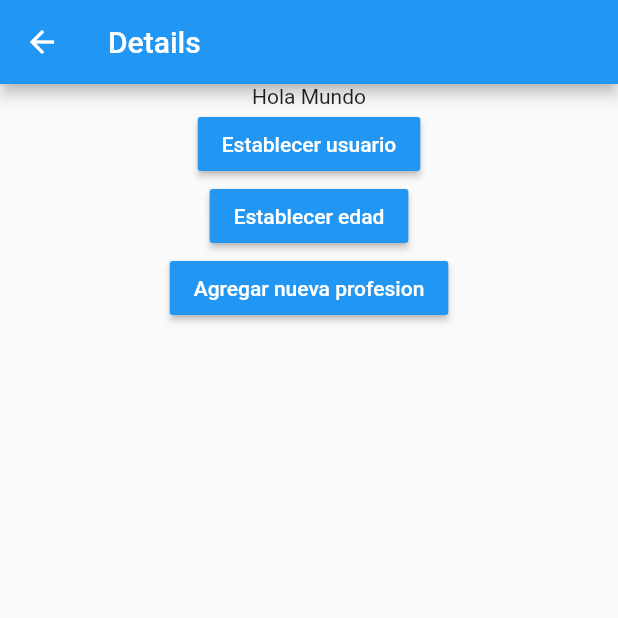
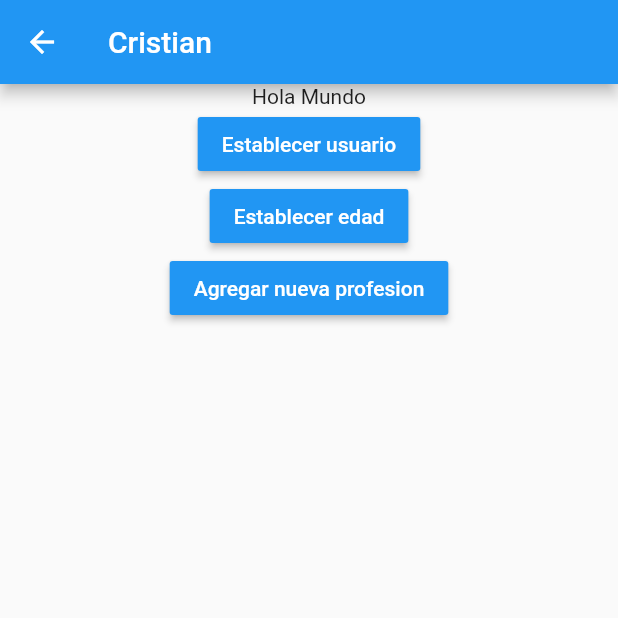
Before and after one commit to CrisRonda/Flutter-Singleton-Bloc-Cubit-Provider, a Flutter app: the DetailsPage screen opened by its route, after a tap on "Establecer usuario", on a phone screen of 412 x 824 dp, the top half of it. Run offline on Flutter 3.47's test engine with Material 2 defaults, Android fonts, the phone set to English and light mode, and no system bars; accounts and stored records are empty.

```diff
--- a/lib/models/user.dart
+++ b/lib/models/user.dart
@@ -1,8 +1,8 @@
 class User {
   String name;
-  int edad;
+  int age;
   List<String> professions;
 
-  User({required this.name, required this.edad, this.professions = const []});
+  User({required this.name, required this.age, this.professions = const []});
 
 }
--- a/lib/pages/details_page.dart
+++ b/lib/pages/details_page.dart
@@ -1,18 +1,27 @@
 import 'package:flutter/material.dart';
+import 'package:provider/provider.dart';
+import 'package:states/models/user.dart';
+import 'package:states/services/user_service.dart';
 
 class DetailsPage extends StatelessWidget {
   @override
   Widget build(BuildContext context) {
+    final userService = Provider.of<UserService>(context);
     return Scaffold(
       appBar: AppBar(
-        title: Text("Details"),
+        title: Text(userService.existUser ? userService.user.name : "Details"),
       ),
       body: Center(
         child: Column(
           children: [
             Text('Hola Mundo'),
             MaterialButton(
-              onPressed: () {},
+              onPressed: () {
+                userService.user = new User(
+                    name: "Cristian",
+                    age: 32,
+                    professions: ["Gamer", "Engineer"]);
+              },
               child: Text("Establecer usuario",
                   style: TextStyle(
                     color: Colors.white,
@@ -20,7 +29,9 @@ class DetailsPage extends StatelessWidget {
               color: Colors.blue,
             ),
             MaterialButton(
-              onPressed: () {},
+              onPressed: () {
+                userService.age = 45;
+              },
               child: Text("Establecer edad",
                   style: TextStyle(
                     color: Colors.white,
@@ -28,7 +39,9 @@ class DetailsPage extends StatelessWidget {
               color: Colors.blue,
             ),
             MaterialButton(
-              onPressed: () {},
+              onPressed: () {
+                userService.addProfession();
+              },
               child: Text("Agregar nueva profesion",
                   style: TextStyle(
                     color: Colors.white,
--- a/lib/pages/home_page.dart
+++ b/lib/pages/home_page.dart
@@ -1,21 +1,38 @@
 import 'package:flutter/material.dart';
+import 'package:provider/provider.dart';
+import 'package:states/models/user.dart';
+import 'package:states/services/user_service.dart';
 
 class HomePage extends StatelessWidget {
   @override
   Widget build(BuildContext context) {
+    final userService = Provider.of<UserService>(context);
     return Scaffold(
       appBar: AppBar(
         title: Text("Home"),
+        actions: [
+          userService.existUser
+              ? IconButton(
+                  onPressed: userService.removeUser, icon: Icon(Icons.logout))
+              : SizedBox.shrink(),
+        ],
       ),
       floatingActionButton: FloatingActionButton(
           child: Icon(Icons.ac_unit),
           onPressed: () => Navigator.pushNamed(context, 'details')),
-      body: UserDetails(),
+      body: userService.existUser
+          ? UserDetails(userService.user)
+          : Center(
+              child: Text("Sin datos de usuario"),
+            ),
     );
   }
 }
 
 class UserDetails extends StatelessWidget {
+  final User user;
+
+  const UserDetails(this.user);
   @override
   Widget build(BuildContext context) {
     return Container(
@@ -32,10 +49,10 @@ class UserDetails extends StatelessWidget {
           ),
           Divider(),
           ListTile(
-            title: Text("Nombre"),
+            title: Text(user.name),
           ),
           ListTile(
-            title: Text("Edad"),
+            title: Text(user.age.toString()),
           ),
           Text(
             'Profesiones',
@@ -43,12 +60,13 @@ class UserDetails extends StatelessWidget {
                 color: Colors.amber, fontSize: 19, fontWeight: FontWeight.w800),
           ),
           Divider(),
-          ListTile(
-            title: Text("Profesion 1"),
-          ),
-          ListTile(
-            title: Text("Profesion 2"),
-          ),
+          ...this
+              .user
+              .professions
+              .map((item) => ListTile(
+                    title: Text(item),
+                  ))
+              .toList(),
         ],
       ),
     );
--- /dev/null
+++ b/lib/services/user_service.dart
@@ -0,0 +1,33 @@
+import 'package:flutter/material.dart';
+import 'package:states/models/user.dart';
+
+class UserService with ChangeNotifier {
+  User? _user;
+  User get user => this._user!;
+
+  // ignore: unnecessary_null_comparison
+  bool get existUser => (this._user != null) ? true : false;
+
+  set user(User newUser) {
+    this._user = newUser;
+    notifyListeners();
+  }
+
+  set age(int newAge) {
+    this._user!.age = newAge;
+    notifyListeners();
+  }
+
+  addProfession() {
+    this
+        ._user!
+        .professions
+        .add("Profesion ${this._user!.professions.length + 1}");
+    notifyListeners();
+  }
+
+  removeUser() {
+    this._user = null;
+    notifyListeners();
+  }
+}
--- a/pubspec.yaml
+++ b/pubspec.yaml
@@ -28,6 +28,7 @@ dependencies:
   # The following adds the Cupertino Icons font to your application.
   # Use with the CupertinoIcons class for iOS style icons.
   cupertino_icons: ^1.0.2
+  provider: ^5.0.0
 
 dev_dependencies:
   flutter_test:
```
Also changed, not shown: lib/main.dart (+10 -1 lines), pubspec.lock.
